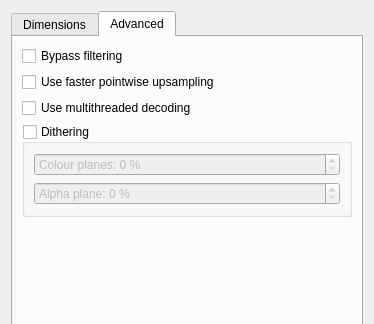
Old version of the form plugins/impex/webp/dlg_webp_import.ui in the repository KDE/krita; both pictures show x 0 to 374 and y 0 to 324 of the 374 by 552 pixel window.
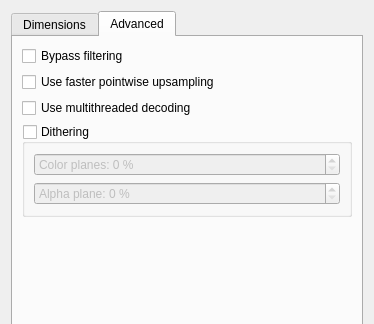
New version of the form. The open tabs and pages were chosen to show the change. Custom widgets are drawn as their Qt base class.

Commit message: Use color instead of colour because source code should be enUS

Patch:
```diff
--- a/plugins/impex/webp/dlg_webp_import.ui
+++ b/plugins/impex/webp/dlg_webp_import.ui
@@ -356,7 +356,7 @@
              <string> %</string>
             </property>
             <property name="prefix">
-             <string>Colour planes: </string>
+             <string>Color planes: </string>
             </property>
             <property name="maximum">
              <number>100</number>
```
The commit also changes 35 other files.
